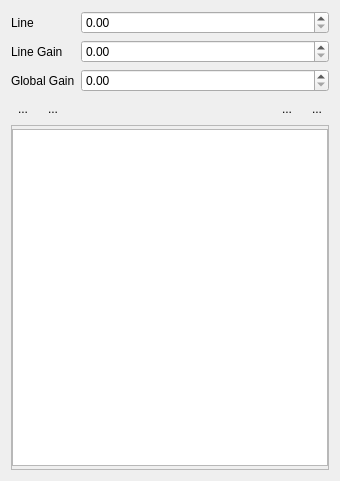
The window that ui/VoltageAdjust.ui (MonroeQuantumNetworks/IonControl) describes before a commit, drawn with Qt 5.
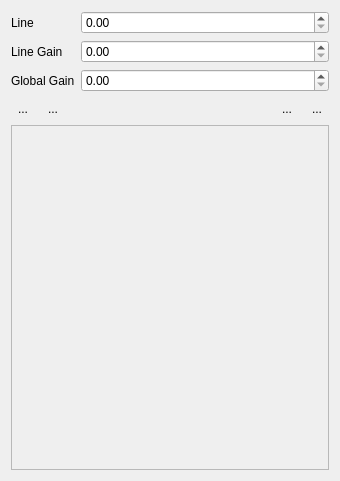
The same window after the commit. Icons and pictures are not drawn. Custom widgets are drawn as their Qt base class.

Patch:
```diff
--- a/ui/VoltageAdjust.ui
+++ b/ui/VoltageAdjust.ui
@@ -51,9 +51,6 @@
       <property name="bottomMargin">
        <number>3</number>
       </property>
-      <item>
-       <widget class="QTableView" name="tableView"/>
-      </item>
      </layout>
     </widget>
    </item>
```
